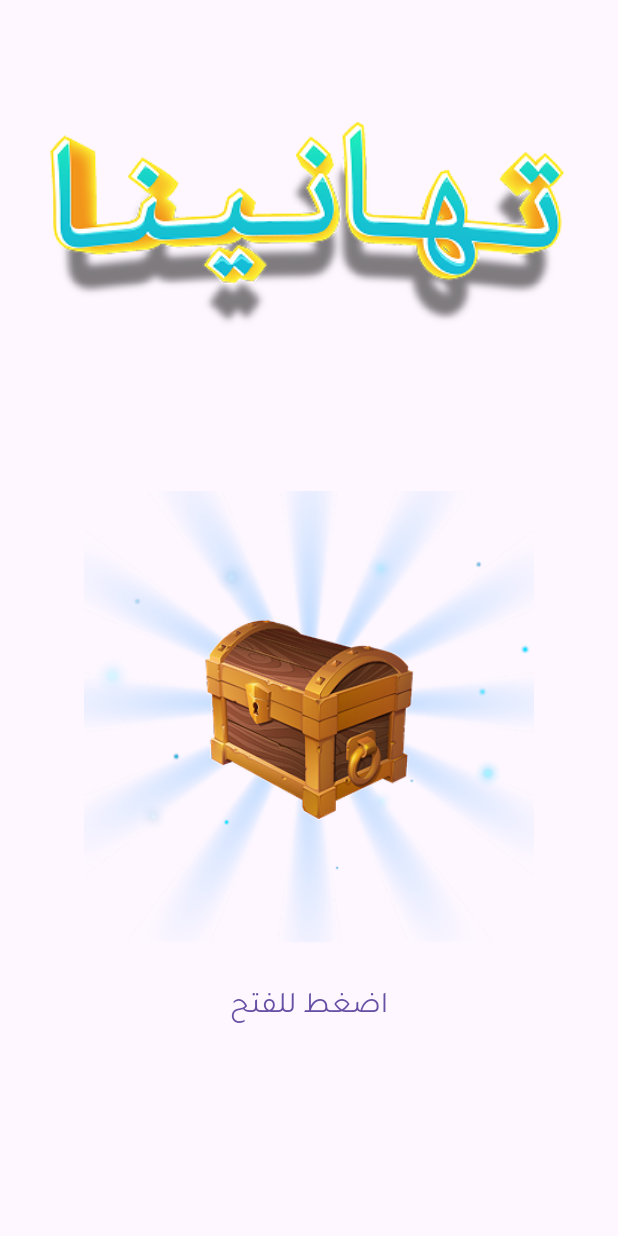
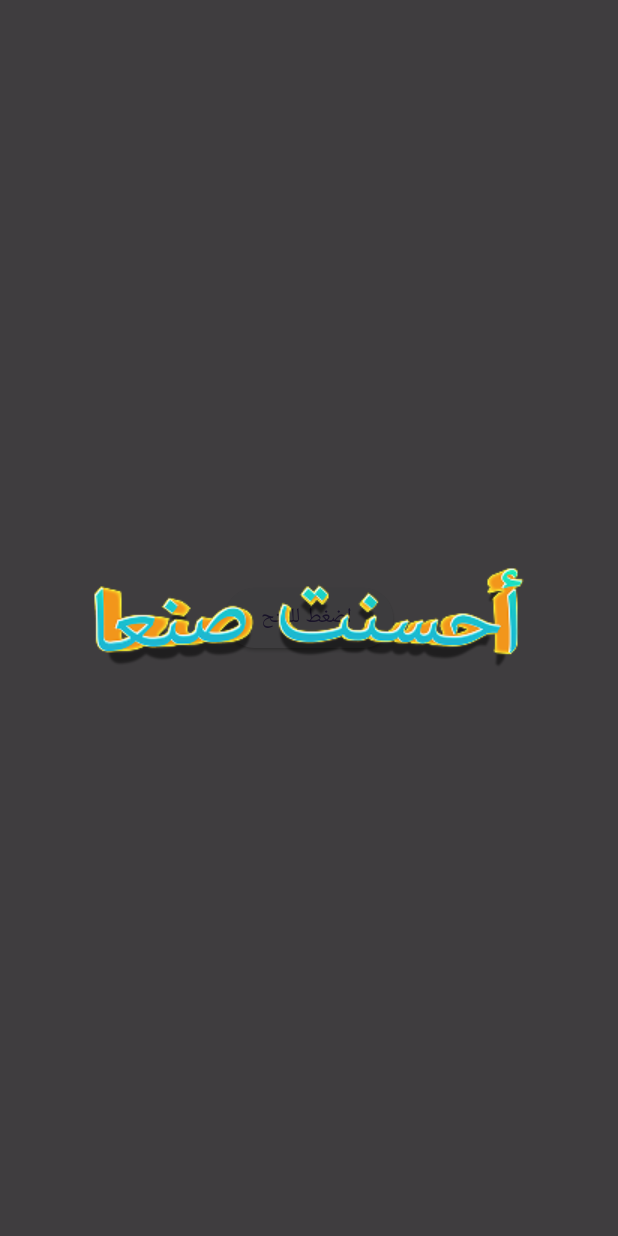
Before and after one commit to alabbasaswadd/faseelah, a Flutter app: the BasePage screen opened directly, after a tap on "اضغط للفتح", on a phone screen of 412 x 824 dp. Run offline on Flutter 3.47's test engine with Material 3 defaults, Android fonts, the phone set to English and light mode, and no system bars; our stand-ins replace animate_do, bloc, flutter_bloc, flutter_spinkit, flutter_svg, fluttertoast and 2 more; missing offline and left inert: flame, flame_audio.

Commit message:
good page

```diff
--- a/lib/core/constants/images.dart
+++ b/lib/core/constants/images.dart
@@ -21,4 +21,5 @@ class AppImage {
   static const String coins = "$base/coins.png";
   static const String excier = "$base/excier.png";
   static const String jewels = "$base/jewels.png";
+  static const String good = "$base/good.png";
 }
--- a/lib/main.dart
+++ b/lib/main.dart
@@ -1,6 +1,6 @@
 import 'package:flame_audio/flame_audio.dart';
 import 'package:flame_test_app/state_manegment/cubit/box_cubit.dart';
-import 'package:flame_test_app/ui/dialog_page.dart';
+import 'package:flame_test_app/ui/home_page.dart';
 import 'package:flutter/material.dart';
 import 'package:flutter_bloc/flutter_bloc.dart';
 
@@ -16,14 +16,13 @@ void main() async {
 class MyApp extends StatelessWidget {
   const MyApp({super.key});
 
-  // This widget is the root of your application.
   @override
   Widget build(BuildContext context) {
     return BlocProvider(
       create: (context) => BoxCubit(),
       child: MaterialApp(
         debugShowCheckedModeBanner: false,
-        home: DialogPage(),
+        home: BasePage(),
       ),
     );
   }
--- /dev/null
+++ b/lib/ui/good.dart
@@ -0,0 +1,20 @@
+import 'package:flutter/material.dart';
+import 'package:flame_test_app/core/constants/images.dart';
+
+class GoodPage extends StatelessWidget {
+  const GoodPage({super.key});
+
+  @override
+  Widget build(BuildContext context) {
+    return Scaffold(
+      backgroundColor: Colors.black.withOpacity(0.5), // شفافية الخلفية
+      body: Center(
+        child: Image.asset(
+          AppImage.good,
+          width: 392,
+          height: 172,
+        ),
+      ),
+    );
+  }
+}
--- a/lib/ui/home_page.dart
+++ b/lib/ui/home_page.dart
@@ -1,5 +1,5 @@
 import 'package:flame_audio/flame_audio.dart';
-import 'package:flame_test_app/ui/awards_page.dart';
+import 'package:flame_test_app/ui/good.dart';
 import 'package:flutter/material.dart';
 
 class BasePage extends StatefulWidget {
@@ -19,10 +19,9 @@ class _BasePageState extends State<BasePage> {
               FlameAudio.play('magic.mp3');
               showGeneralDialog(
                 context: context,
-                barrierColor: Colors.black,
                 transitionDuration: const Duration(milliseconds: 600),
                 pageBuilder: (context, animation, secondaryAnimation) {
-                  return TestPage();
+                  return GoodPage();
                 },
               );
             },
```
Also changed, not shown: assets/images/good.png (added).
